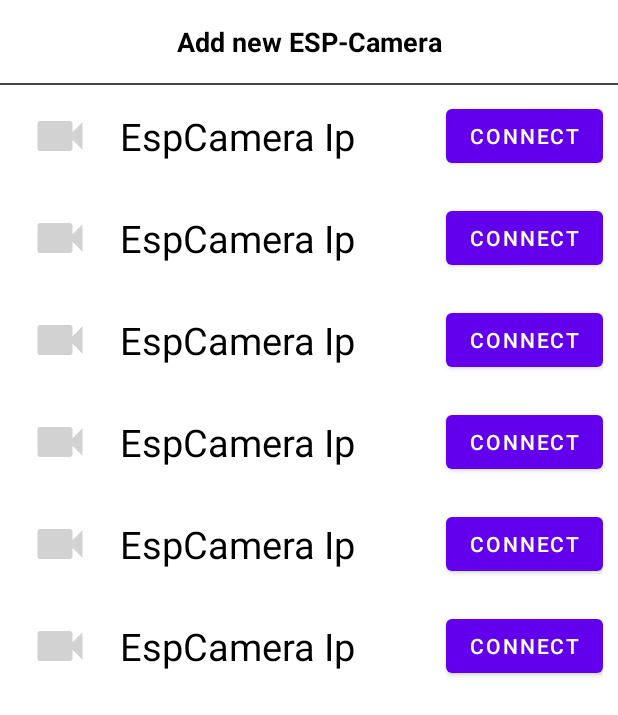
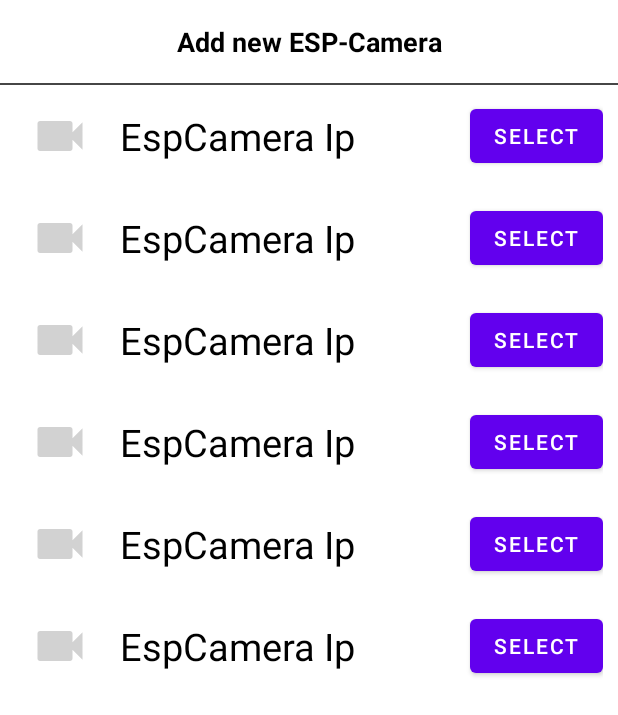
Before and after one commit to jensbeh/esp32-cam-android-app, an Android app: the layout sheet_add_espcamera.xml on its own in the app's theme, with its tools: preview values and no code run, on a phone screen of 412 x 824 dp. Shown: the top 715 px of the screen. Run offline under Robolectric (Android 15) with nearby library versions, the light colour scheme and no system bars.

Commit message:
feat: function to remove cameras and save and load cameras also on startup

```diff
--- a/app/build.gradle
+++ b/app/build.gradle
@@ -38,4 +38,5 @@ dependencies {
     androidTestImplementation 'androidx.test.espresso:espresso-core:3.4.0'
 
     implementation 'org.java-websocket:Java-WebSocket:1.5.2'
+    implementation 'com.google.code.gson:gson:2.8.6'
 }
--- a/app/src/main/java/com/esp32camera/home/HomeContract.java
+++ b/app/src/main/java/com/esp32camera/home/HomeContract.java
@@ -8,6 +8,7 @@ public interface HomeContract {
     interface View {
         void addNewCameraCard(CameraCard cameraCard); // from presenter to view
 
+        void removeCameraCard(CameraCard cameraCard);
     }
 
     interface Model { // from presenter to model and back
@@ -20,5 +21,7 @@ public interface HomeContract {
         void addNewCameraCard(CameraCard cameraCard);
 
         HomeFragment getView();
+
+        void removeCameraCard(CameraCard cameraCard);
     }
 }
--- a/app/src/main/java/com/esp32camera/home/HomePresenter.java
+++ b/app/src/main/java/com/esp32camera/home/HomePresenter.java
@@ -27,4 +27,9 @@ public class HomePresenter implements HomeContract.Presenter {
     public HomeFragment getView() {
         return homeFragment;
     }
+
+    @Override
+    public void removeCameraCard(CameraCard cameraCard) {
+        homeFragment.removeCameraCard(cameraCard);
+    }
 }
--- a/app/src/main/java/com/esp32camera/model/CameraCard.java
+++ b/app/src/main/java/com/esp32camera/model/CameraCard.java
@@ -142,4 +142,9 @@ public class CameraCard {
             }
         });
     }
+
+    public void stop() {
+        // kill webView
+        webViewStream.destroy();
+    }
 }
--- a/app/src/main/java/com/esp32camera/net/WebSocketService.java
+++ b/app/src/main/java/com/esp32camera/net/WebSocketService.java
@@ -268,4 +268,8 @@ public class WebSocketService {
     public boolean isWebSocketConnected() {
         return webSocketClient.isOpen();
     }
+
+    public void close() {
+        webSocketClient.close();
+    }
 }
--- a/app/src/main/res/layout/fragment_cam_settings.xml
+++ b/app/src/main/res/layout/fragment_cam_settings.xml
@@ -881,6 +881,12 @@
                 android:layout_height="wrap_content"
                 android:text="Reset Values" />
 
+            <Button
+                android:id="@+id/button_removeCamera"
+                android:layout_width="wrap_content"
+                android:layout_height="wrap_content"
+                android:text="Remove Camera" />
+
 
         </LinearLayout>
     </ScrollView>
--- a/app/src/main/res/layout/raw_add_esp_camera_item.xml
+++ b/app/src/main/res/layout/raw_add_esp_camera_item.xml
@@ -1,11 +1,14 @@
 <?xml version="1.0" encoding="utf-8"?>
-<androidx.constraintlayout.widget.ConstraintLayout xmlns:android="http://schemas.android.com/apk/res/android"
+<LinearLayout xmlns:android="http://schemas.android.com/apk/res/android"
     xmlns:app="http://schemas.android.com/apk/res-auto"
-    xmlns:tools="http://schemas.android.com/tools"
     android:layout_width="match_parent"
     android:layout_height="wrap_content"
     android:orientation="vertical"
     android:padding="10dp">
+
+    <androidx.constraintlayout.widget.ConstraintLayout
+        android:layout_width="match_parent"
+        android:layout_height="wrap_content">
 
         <ImageView
             android:id="@+id/onlineUserStatus"
@@ -31,14 +34,47 @@
             app:layout_constraintTop_toTopOf="parent" />
 
         <Button
-        android:id="@+id/button_rv_connectCamera"
+            android:id="@+id/button_rv_selectCamera"
             android:layout_width="wrap_content"
             android:layout_height="wrap_content"
             android:layout_marginStart="10dp"
-        android:text="Connect"
+            android:text="Select"
             app:layout_constraintBottom_toBottomOf="parent"
             app:layout_constraintEnd_toEndOf="parent"
             app:layout_constraintHorizontal_bias="1.0"
             app:layout_constraintStart_toEndOf="@+id/tv_rv_ipAddress"
             app:layout_constraintTop_toTopOf="parent" />
+
     </androidx.constraintlayout.widget.ConstraintLayout>
+
+    <androidx.constraintlayout.widget.ConstraintLayout
+        android:id="@+id/cl_selectName"
+        android:layout_width="match_parent"
+        android:layout_height="wrap_content"
+        android:visibility="gone">
+
+        <EditText
+            android:id="@+id/et_selectName"
+            android:layout_width="250dp"
+            android:layout_height="wrap_content"
+            android:layout_marginStart="15dp"
+            android:hint="Type in a camera name..."
+            app:layout_constraintBottom_toBottomOf="parent"
+            app:layout_constraintStart_toStartOf="parent"
+            app:layout_constraintTop_toTopOf="parent" />
+
+        <Button
+            android:id="@+id/button_rv_connectCamera"
+            android:layout_width="wrap_content"
+            android:layout_height="wrap_content"
+            android:text="Connect"
+            app:layout_constraintBottom_toBottomOf="parent"
+            app:layout_constraintEnd_toEndOf="parent"
+            app:layout_constraintHorizontal_bias="1.0"
+            app:layout_constraintStart_toEndOf="@+id/et_selectName"
+            app:layout_constraintTop_toTopOf="parent" />
+
+    </androidx.constraintlayout.widget.ConstraintLayout>
+
+
+</LinearLayout>
```
Also changed, not shown: app/src/main/java/com/esp32camera/MainActivity.java (+11 -4 lines), app/src/main/java/com/esp32camera/MainContract.java (+10 -1 lines), app/src/main/java/com/esp32camera/MainPresenter.java (+79 -4 lines), app/src/main/java/com/esp32camera/adapter/AddEspCameraRecyclerViewAdapter.java (+29 -2 lines), app/src/main/java/com/esp32camera/camSettings/CamSettingsFragment.java (+14 -0 lines), app/src/main/java/com/esp32camera/home/HomeFragment.java (+6 -9 lines), app/src/main/java/com/esp32camera/model/EspCamera.java (+6 -2 lines). Lines whose indentation alone changed are shown as unchanged.
